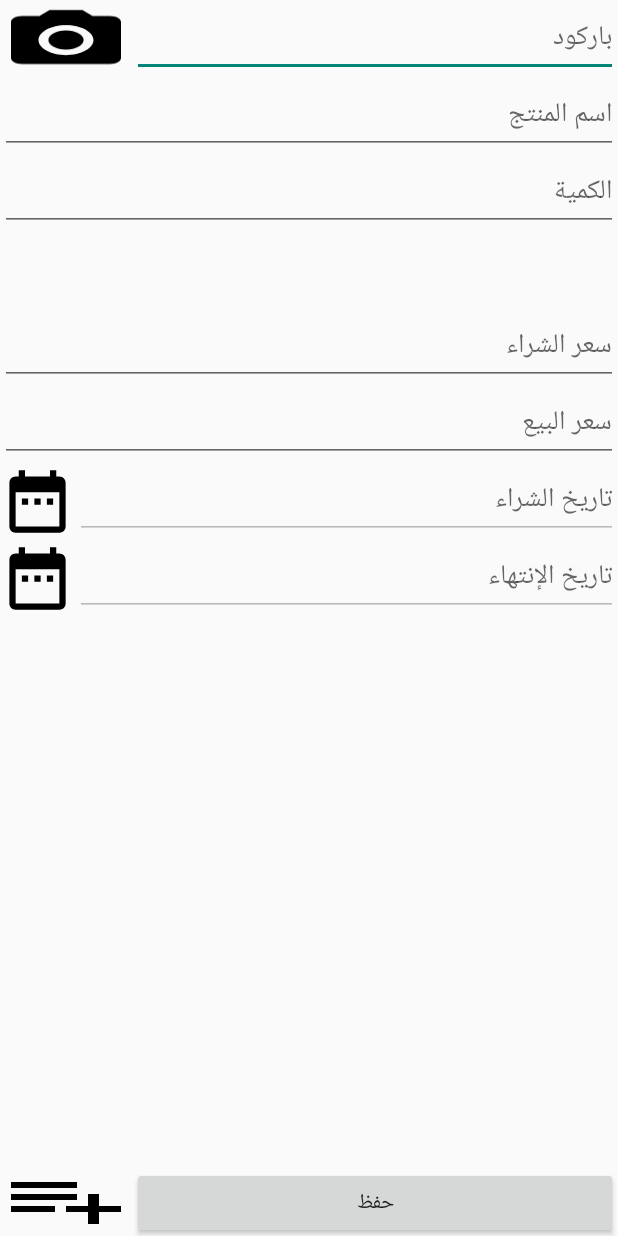
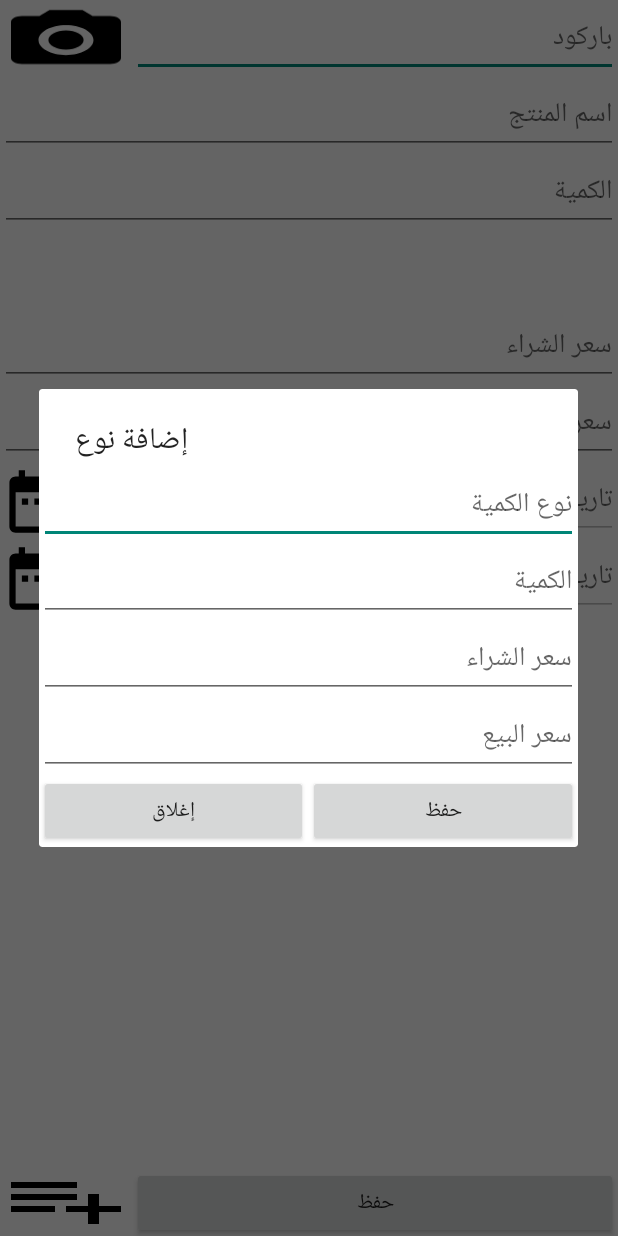
Before and after one commit to omerAndroid/MiniCashier, an Android app: the add_goods_db screen opened directly, with no data from a screen before it, after a tap on an icon or button, on a phone screen of 412 x 824 dp. Run offline under Robolectric (Android 15) with nearby library versions, the phone set to English and light mode, and no system bars; libraries missing offline, so code that uses them is left out: me.dm7.barcodescanner; 1 statement that could not run was skipped.

Commit message:
new insert5

```diff
--- a/app/src/main/java/com/aoa/mini_cashier/add_goods_db.java
+++ b/app/src/main/java/com/aoa/mini_cashier/add_goods_db.java
@@ -46,7 +46,7 @@ public class add_goods_db extends AppCompatActivity {
     protected void onCreate(Bundle savedInstanceState) {
         super.onCreate(savedInstanceState);
         scannerView=new ZXingScannerView(this);
-        setContentView(R.layout.activity_add_goods_db);
+        setContentView(R.layout.eg404);
         //////////////////////////////////////////////////////////////////
         add_tg_btn =findViewById(R.id.add_tg_btn);
         date_sale_btn =findViewById(R.id.date_show_sale);
@@ -102,11 +102,13 @@ public class add_goods_db extends AppCompatActivity {
             @Override
             public void onClick(View v) {
                 //shaw quantity adder
-                if(get_seve_goods()) {
+                //if(get_seve_goods()) {
                     dva.show(getSupportFragmentManager(), "إضافة نوع");
-                }
+               // }
             }
         });
+
+
 
     }
 
@@ -189,8 +191,8 @@ public class add_goods_db extends AppCompatActivity {
 
     private boolean check_impot_quantity(){
         boolean check_impot;
-        if(TextUtils.isEmpty(Text_q_type.getText().toString().trim())||TextUtils.isEmpty(Text_q_quantity.getText().toString().trim())
-                ||TextUtils.isEmpty(Text_q_buy_price.getText().toString().trim())||TextUtils.isEmpty(Text_q_sale_price.getText().toString().trim())){
+        if(TextUtils.isEmpty(Text_q_type.getEditableText().toString())||TextUtils.isEmpty(Text_q_quantity.getEditableText().toString())
+                ||TextUtils.isEmpty(Text_q_buy_price.getEditableText().toString())||TextUtils.isEmpty(Text_q_sale_price.getEditableText().toString())){
 
 
             Toast.makeText(this, "أكمل البيانات", Toast.LENGTH_SHORT).show();
--- /dev/null
+++ b/app/src/main/res/layout/eg404.xml
@@ -0,0 +1,174 @@
+<?xml version="1.0" encoding="utf-8"?>
+<LinearLayout xmlns:android="http://schemas.android.com/apk/res/android"
+    xmlns:app="http://schemas.android.com/apk/res-auto"
+    xmlns:tools="http://schemas.android.com/tools"
+    android:layout_width="match_parent"
+    android:layout_height="match_parent"
+    android:orientation="vertical"
+    tools:context=".add_goods_db" >
+
+
+<ScrollView
+        android:layout_width="match_parent"
+        android:layout_height="wrap_content">
+
+        <LinearLayout
+            android:layout_width="match_parent"
+            android:layout_height="wrap_content"
+            android:orientation="vertical"
+            tools:context=".add_goods_db" >
+
+            <LinearLayout
+                android:layout_width="match_parent"
+                android:layout_height="wrap_content"
+                android:orientation="horizontal">
+
+                <Button
+                    android:id="@+id/add_barcode"
+                    android:onClick="red_qr"
+                    android:layout_width="wrap_content"
+                    android:layout_height="wrap_content"
+                    android:background="@drawable/ic_camera_alt_black_24dp" />
+
+                <EditText
+                    android:id="@+id/add_barcode_txt"
+                    android:layout_width="0dp"
+                    android:layout_height="wrap_content"
+                    android:layout_weight="1"
+                    android:ems="10"
+                    android:hint="باركود"
+                    android:inputType="textPersonName" />
+            </LinearLayout>
+
+            <EditText
+                android:id="@+id/add_name_goods"
+                android:layout_width="match_parent"
+                android:layout_height="wrap_content"
+                android:ems="10"
+                android:hint="اسم المنتج"
+                android:inputType="textPersonName" />
+
+            <EditText
+                android:id="@+id/add_quantity"
+                android:layout_width="match_parent"
+                android:layout_height="wrap_content"
+                android:ems="10"
+                android:hint="الكمية"
+                android:inputType="number" />
+
+            <EditText
+                android:id="@+id/add_quantity_box"
+                android:layout_width="match_parent"
+                android:layout_height="wrap_content"
+                android:ems="10"
+                android:visibility="invisible"
+                android:hint="الكمية في الكرتون الواحد"
+                android:inputType="number" />
+
+            <EditText
+                android:id="@+id/add_buy_price"
+                android:layout_width="match_parent"
+                android:layout_height="wrap_content"
+                android:ems="10"
+                android:hint="سعر الشراء"
+                android:inputType="number|numberDecimal" />
+
+            <EditText
+                android:id="@+id/add_sale_price"
+                android:layout_width="match_parent"
+                android:layout_height="wrap_content"
+                android:ems="10"
+                android:hint="سعر البيع"
+                android:inputType="number|numberDecimal" />
+
+            <LinearLayout
+                android:layout_width="match_parent"
+                android:layout_height="wrap_content">
+
+                <Button
+                    android:id="@+id/date_show_sale"
+                    android:layout_width="50dp"
+                    android:layout_height="50dp"
+                    android:background="@drawable/ic_date_range_black_24dp" />
+
+                <EditText
+                    android:id="@+id/add_date_sale"
+                    android:layout_width="wrap_content"
+                    android:layout_height="wrap_content"
+                    android:layout_weight="1"
+                    android:ems="10"
+                    android:enabled="false"
+                    android:hint="تاريخ الشراء"
+                    android:inputType="date" />
+
+            </LinearLayout>
+
+            <LinearLayout
+                android:layout_width="match_parent"
+                android:layout_height="wrap_content">
+
+                <Button
+                    android:id="@+id/date_show_ex"
+                    android:layout_width="50dp"
+                    android:layout_height="50dp"
+                    android:background="@drawable/ic_date_range_black_24dp" />
+
+                <EditText
+                    android:id="@+id/add_date_ex"
+                    android:layout_width="wrap_content"
+                    android:layout_height="wrap_content"
+                    android:layout_weight="1"
+                    android:ems="10"
+                    android:enabled="false"
+                    android:hint="تاريخ الإنتهاء"
+                    android:inputType="date" />
+
+            </LinearLayout>
+
+        </LinearLayout>
+    </ScrollView>
+    <androidx.constraintlayout.widget.ConstraintLayout
+        android:layout_width="match_parent"
+        android:layout_height="match_parent">
+
+        <ListView
+            android:id="@+id/list_quantity"
+            android:layout_width="match_parent"
+            android:layout_height="0dp"
+            android:layout_marginTop="8dp"
+            android:layout_marginBottom="8dp"
+            app:layout_constraintBottom_toTopOf="@+id/linearLayout2"
+            app:layout_constraintEnd_toEndOf="parent"
+            app:layout_constraintStart_toStartOf="parent"
+            app:layout_constraintTop_toTopOf="parent">
+
+        </ListView>
+
+        <LinearLayout
+            android:id="@+id/linearLayout2"
+            android:layout_width="match_parent"
+            android:layout_height="wrap_content"
+            android:orientation="horizontal"
+            app:layout_constraintBottom_toBottomOf="parent"
+            app:layout_constraintEnd_toEndOf="parent"
+            app:layout_constraintStart_toStartOf="parent">
+
+            <Button
+                android:id="@+id/add_tg_btn"
+                android:layout_width="wrap_content"
+                android:layout_height="wrap_content"
+                android:background="@drawable/ic_playlist_add_black_24dp" />
+
+            <Button
+                android:id="@+id/save_add_goods"
+                android:layout_width="0dp"
+                android:onClick="seve_goods"
+                android:layout_height="wrap_content"
+                android:layout_weight="1"
+                android:text="حفظ"
+                tools:ignore="OnClick" />
+        </LinearLayout>
+
+    </androidx.constraintlayout.widget.ConstraintLayout>
+
+</LinearLayout>
--- a/app/src/main/res/layout/types_goods.xml
+++ b/app/src/main/res/layout/types_goods.xml
@@ -50,7 +50,6 @@
 
         <Button
             android:id="@+id/save_tg_add"
-            android:onClick="save_quantity"
             android:layout_width="wrap_content"
             android:layout_height="wrap_content"
             android:layout_weight="1"
```
